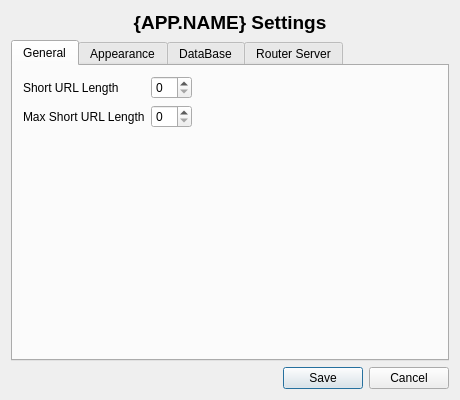
This is ui/settings.ui in mitko8009/codewars-2024-second-round as Qt 5 draws it before an edit. The edited form follows.
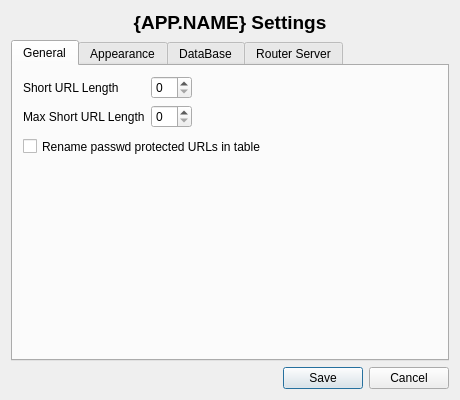
This is the edited form.

```diff
--- a/ui/settings.ui
+++ b/ui/settings.ui
@@ -66,7 +66,7 @@
            <x>10</x>
            <y>10</y>
            <width>401</width>
-           <height>171</height>
+           <height>61</height>
           </rect>
          </property>
          <layout class="QGridLayout" name="gridLayout_2">
@@ -163,6 +163,33 @@
           </item>
          </layout>
         </widget>
+        <widget class="QCheckBox" name="renamepasswdurls">
+         <property name="geometry">
+          <rect>
+           <x>10</x>
+           <y>70</y>
+           <width>401</width>
+           <height>21</height>
+          </rect>
+         </property>
+         <property name="font">
+          <font>
+           <pointsize>9</pointsize>
+          </font>
+         </property>
+         <property name="text">
+          <string>Rename passwd protected URLs in table</string>
+         </property>
+         <property name="checked">
+          <bool>false</bool>
+         </property>
+         <property name="autoExclusive">
+          <bool>false</bool>
+         </property>
+         <property name="tristate">
+          <bool>false</bool>
+         </property>
+        </widget>
        </widget>
        <widget class="QWidget" name="tab_4">
         <attribute name="title">
```
Left out of the diff: 14 changed lines with no effect on the pictures.
